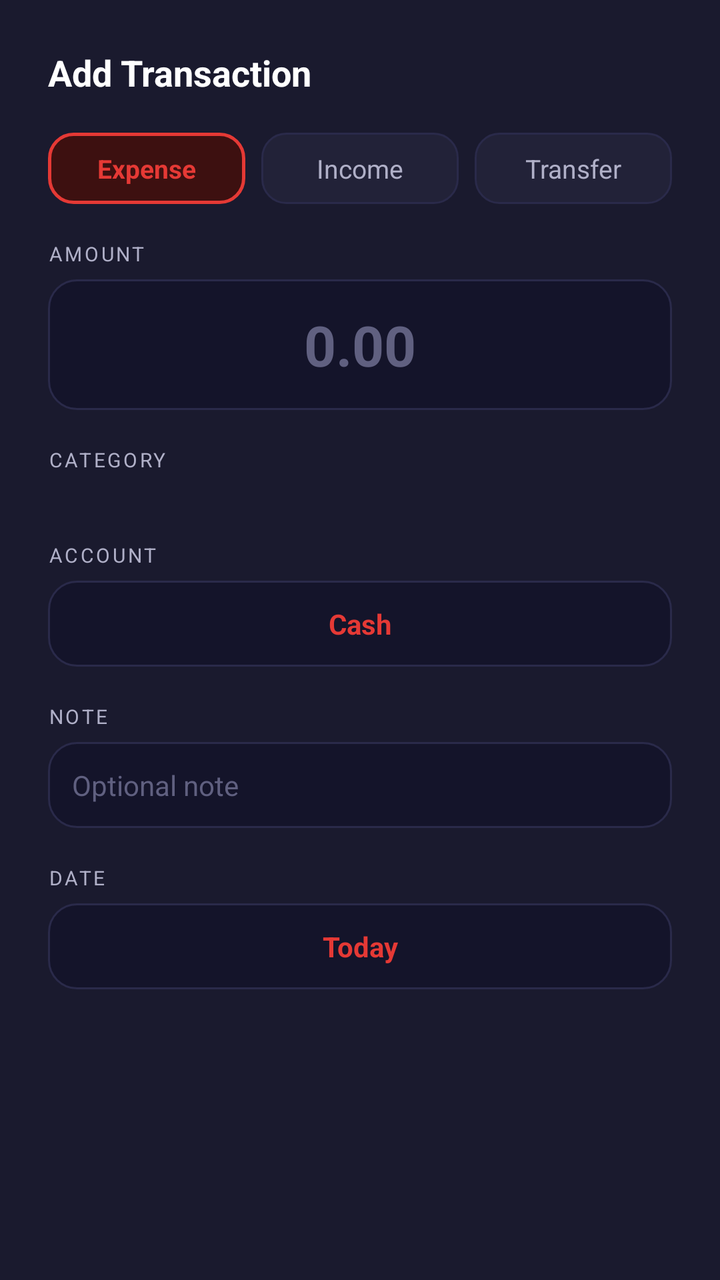
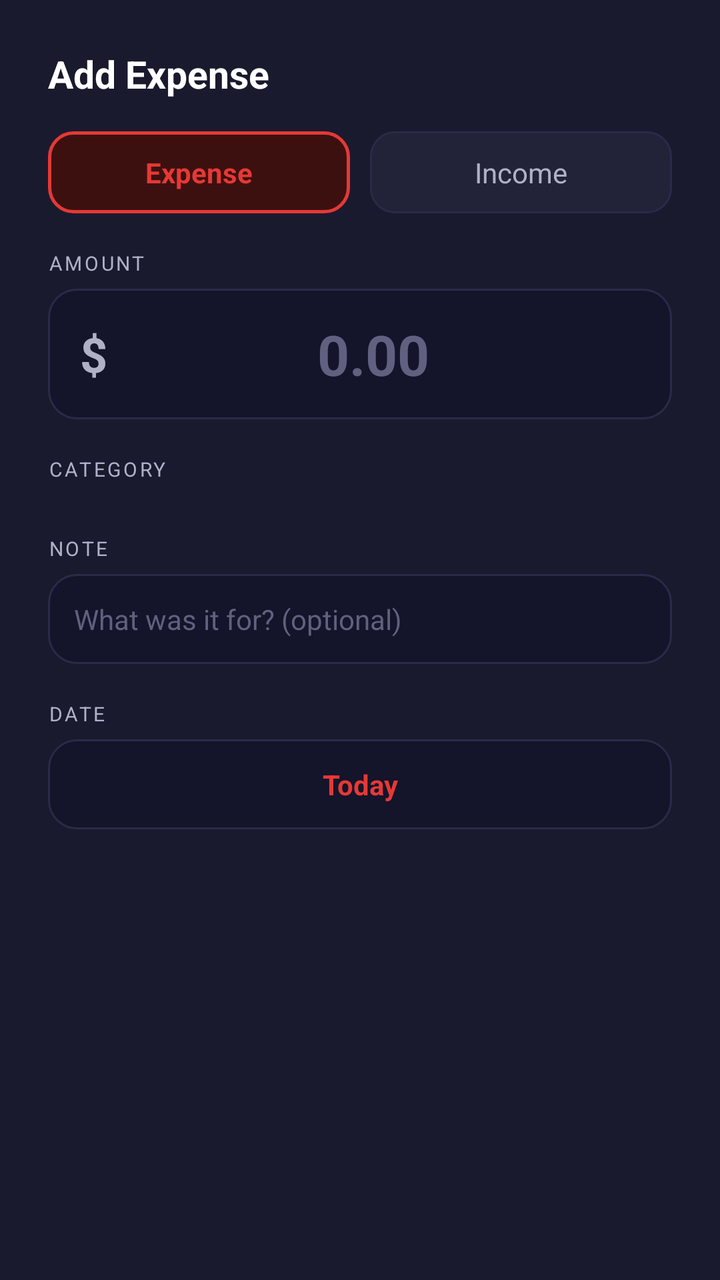

The first picture is an Android layout as it rendered before a commit; the second is the same layout after the commit. The layout source and the unified diff follow.
<!-- AndroidManifest.xml: application theme Theme.AllInOne -->
<!-- res/layout/dialog_add_expense.xml -->
<?xml version="1.0" encoding="utf-8"?>
<ScrollView
    xmlns:android="http://schemas.android.com/apk/res/android"
    android:layout_width="match_parent"
    android:layout_height="wrap_content"
    android:background="@color/bg_card">

    <LinearLayout
        android:layout_width="match_parent"
        android:layout_height="wrap_content"
        android:orientation="vertical"
        android:padding="24dp">

        <TextView
            android:id="@+id/tv_dialog_title"
            android:layout_width="wrap_content"
            android:layout_height="wrap_content"
            android:text="Add Transaction"
            android:textColor="@color/text_primary"
            android:textSize="18sp"
            android:textStyle="bold"
            android:layout_marginBottom="18dp" />

        
        <LinearLayout
            android:layout_width="match_parent"
            android:layout_height="wrap_content"
            android:orientation="horizontal"
            android:layout_marginBottom="18dp">

            <TextView
                android:id="@+id/tv_type_expense"
                android:layout_width="0dp"
                android:layout_height="wrap_content"
                android:layout_weight="1"
                android:layout_marginEnd="5dp"
                android:background="@drawable/bg_chip_selected"
                android:gravity="center"
                android:paddingVertical="9dp"
                android:text="Expense"
                android:textColor="@color/color_primary"
                android:textSize="13sp"
                android:textStyle="bold"
                android:clickable="true"
                android:focusable="true" />

            <TextView
                android:id="@+id/tv_type_income"
                android:layout_width="0dp"
                android:layout_height="wrap_content"
                android:layout_weight="1"
                android:layout_marginHorizontal="3dp"
                android:background="@drawable/bg_chip_unselected"
                android:gravity="center"
                android:paddingVertical="9dp"
                android:text="Income"
                android:textColor="@color/text_secondary"
                android:textSize="13sp"
                android:clickable="true"
                android:focusable="true" />

            <TextView
                android:id="@+id/tv_type_transfer"
                android:layout_width="0dp"
                android:layout_height="wrap_content"
                android:layout_weight="1"
                android:layout_marginStart="5dp"
                android:background="@drawable/bg_chip_unselected"
                android:gravity="center"
                android:paddingVertical="9dp"
                android:text="Transfer"
                android:textColor="@color/text_secondary"
                android:textSize="13sp"
                android:clickable="true"
                android:focusable="true" />
        </LinearLayout>

        
        <TextView
            android:layout_width="wrap_content"
            android:layout_height="wrap_content"
            android:text="AMOUNT"
            android:textColor="@color/text_secondary"
            android:textSize="10sp"
            android:letterSpacing="0.12"
            android:layout_marginBottom="6dp" />

        <EditText
            android:id="@+id/et_amount"
            android:layout_width="match_parent"
            android:layout_height="wrap_content"
            android:inputType="numberDecimal"
            android:hint="0.00"
            android:textColor="@color/text_primary"
            android:textColorHint="@color/text_hint"
            android:textSize="28sp"
            android:textStyle="bold"
            android:gravity="center"
            android:background="@drawable/bg_input_field"
            android:padding="14dp"
            android:layout_marginBottom="18dp" />

        
        <LinearLayout
            android:id="@+id/ll_category_section"
            android:layout_width="match_parent"
            android:layout_height="wrap_content"
            android:orientation="vertical">

            <TextView
                android:layout_width="wrap_content"
                android:layout_height="wrap_content"
                android:text="CATEGORY"
                android:textColor="@color/text_secondary"
                android:textSize="10sp"
                android:letterSpacing="0.12"
                android:layout_marginBottom="8dp" />

            <HorizontalScrollView
                android:layout_width="match_parent"
                android:layout_height="wrap_content"
                android:scrollbars="none"
                android:layout_marginBottom="18dp">

                <LinearLayout
                    android:id="@+id/ll_categories"
                    android:layout_width="wrap_content"
                    android:layout_height="wrap_content"
                    android:orientation="horizontal"
                    android:paddingVertical="4dp" />
            </HorizontalScrollView>
        </LinearLayout>

        
        <TextView
            android:id="@+id/tv_account_label"
            android:layout_width="wrap_content"
            android:layout_height="wrap_content"
            android:text="ACCOUNT"
            android:textColor="@color/text_secondary"
            android:textSize="10sp"
            android:letterSpacing="0.12"
            android:layout_marginBottom="6dp" />

        <TextView
            android:id="@+id/tv_account"
            android:layout_width="match_parent"
            android:layout_height="wrap_content"
            android:gravity="center"
            android:text="Cash"
            android:textColor="@color/color_primary"
            android:textSize="14sp"
            android:textStyle="bold"
            android:background="@drawable/bg_input_field"
            android:padding="12dp"
            android:layout_marginBottom="18dp"
            android:clickable="true"
            android:focusable="true"
            android:foreground="?attr/selectableItemBackground" />

        
        <LinearLayout
            android:id="@+id/ll_to_account_row"
            android:layout_width="match_parent"
            android:layout_height="wrap_content"
            android:orientation="vertical"
            android:visibility="gone">

            <TextView
                android:layout_width="wrap_content"
                android:layout_height="wrap_content"
                android:text="TO ACCOUNT"
                android:textColor="@color/text_secondary"
                android:textSize="10sp"
                android:letterSpacing="0.12"
                android:layout_marginBottom="6dp" />

            <TextView
                android:id="@+id/tv_to_account"
                android:layout_width="match_parent"
                android:layout_height="wrap_content"
                android:gravity="center"
                android:text="Select account"
                android:textColor="@color/color_primary"
                android:textSize="14sp"
                android:textStyle="bold"
                android:background="@drawable/bg_input_field"
                android:padding="12dp"
                android:layout_marginBottom="18dp"
                android:clickable="true"
                android:focusable="true"
                android:foreground="?attr/selectableItemBackground" />
        </LinearLayout>

        
        <TextView
            android:layout_width="wrap_content"
            android:layout_height="wrap_content"
            android:text="NOTE"
            android:textColor="@color/text_secondary"
            android:textSize="10sp"
            android:letterSpacing="0.12"
            android:layout_marginBottom="6dp" />

        <EditText
            android:id="@+id/et_note"
            android:layout_width="match_parent"
            android:layout_height="wrap_content"
            android:hint="Optional note"
            android:textColor="@color/text_primary"
            android:textColorHint="@color/text_hint"
            android:textSize="14sp"
            android:background="@drawable/bg_input_field"
            android:padding="12dp"
            android:layout_marginBottom="18dp"
            android:maxLines="2" />

        
        <TextView
            android:layout_width="wrap_content"
            android:layout_height="wrap_content"
            android:text="DATE"
            android:textColor="@color/text_secondary"
            android:textSize="10sp"
            android:letterSpacing="0.12"
            android:layout_marginBottom="6dp" />

        <TextView
            android:id="@+id/tv_selected_date"
            android:layout_width="match_parent"
            android:layout_height="wrap_content"
            android:gravity="center"
            android:text="Today"
            android:textColor="@color/color_primary"
            android:textSize="14sp"
            android:textStyle="bold"
            android:background="@drawable/bg_input_field"
            android:padding="12dp"
            android:clickable="true"
            android:focusable="true"
            android:foreground="?attr/selectableItemBackground" />

    </LinearLayout>
</ScrollView>
<!-- resources referenced by this layout -->
<resources>
  <color name="bg_card">#1A1A2E</color>
  <color name="color_primary">#E53935</color>
  <color name="text_hint">#606080</color>
  <color name="text_primary">#FFFFFF</color>
  <color name="text_secondary">#B0B0C8</color>
  <!-- drawable bg_chip_selected (drawable) -->
  <?xml version="1.0" encoding="utf-8"?>
  <shape xmlns:android="http://schemas.android.com/apk/res/android"
      android:shape="rectangle">
      <solid android:color="@color/chip_selected_bg" />
      <corners android:radius="12dp" />
      <stroke
          android:width="1.5dp"
          android:color="@color/color_primary" />
  </shape>
  <!-- drawable bg_chip_unselected (drawable) -->
  <?xml version="1.0" encoding="utf-8"?>
  <shape xmlns:android="http://schemas.android.com/apk/res/android"
      android:shape="rectangle">
      <solid android:color="@color/chip_bg" />
      <corners android:radius="12dp" />
      <stroke
          android:width="1dp"
          android:color="#2A2A4A" />
  </shape>
  <!-- drawable bg_input_field (drawable) -->
  <?xml version="1.0" encoding="utf-8"?>
  <shape xmlns:android="http://schemas.android.com/apk/res/android"
      android:shape="rectangle">
      <solid android:color="@color/bg_input" />
      <corners android:radius="14dp" />
      <stroke
          android:width="1dp"
          android:color="#2A2A4A" />
  </shape>
  <style name="Theme.AllInOne" parent="Base.Theme.AllInOne" />
  <color name="chip_selected_bg">#3D1010</color>
  <color name="chip_bg">#222238</color>
  <color name="bg_input">#14142A</color>
  <style name="Base.Theme.AllInOne" parent="Theme.Material3.Dark.NoActionBar">
          <item name="colorPrimary">@color/color_primary</item>
          <item name="colorOnPrimary">@color/white</item>
          <item name="colorPrimaryContainer">@color/color_primary_dark</item>
          <item name="colorOnPrimaryContainer">@color/white</item>
          <item name="colorSurface">@color/bg_surface</item>
          <item name="colorOnSurface">@color/text_primary</item>
          <item name="colorOnSurfaceVariant">@color/text_secondary</item>
          <item name="android:colorBackground">@color/bg_dark</item>
          <item name="android:windowBackground">@color/bg_dark</item>
          <item name="android:statusBarColor">@android:color/transparent</item>
          <item name="android:navigationBarColor">@android:color/transparent</item>
          <item name="android:windowLightStatusBar">false</item>
          <item name="android:windowLightNavigationBar">false</item>
      </style>
  <color name="white">#FFFFFFFF</color>
  <color name="color_primary_dark">#B71C1C</color>
  <color name="bg_surface">#10101E</color>
  <color name="bg_dark">#090912</color>
</resources>

<!-- the commit's change to res/layout/dialog_add_expense.xml (unified diff, before → after) -->
@@ -15,11 +15,11 @@
             android:id="@+id/tv_dialog_title"
             android:layout_width="wrap_content"
             android:layout_height="wrap_content"
-            android:text="Add Transaction"
+            android:text="Add Expense"
             android:textColor="@color/text_primary"
-            android:textSize="18sp"
+            android:textSize="19sp"
             android:textStyle="bold"
-            android:layout_marginBottom="18dp" />
+            android:layout_marginBottom="16dp" />
 
         
         <LinearLayout
@@ -36,10 +36,10 @@
                 android:layout_marginEnd="5dp"
                 android:background="@drawable/bg_chip_selected"
                 android:gravity="center"
-                android:paddingVertical="9dp"
+                android:paddingVertical="11dp"
                 android:text="Expense"
                 android:textColor="@color/color_primary"
-                android:textSize="13sp"
+                android:textSize="14sp"
                 android:textStyle="bold"
                 android:clickable="true"
                 android:focusable="true" />
@@ -49,28 +49,13 @@
                 android:layout_width="0dp"
                 android:layout_height="wrap_content"
                 android:layout_weight="1"
-                android:layout_marginHorizontal="3dp"
-                android:background="@drawable/bg_chip_unselected"
-                android:gravity="center"
-                android:paddingVertical="9dp"
-                android:text="Income"
-                android:textColor="@color/text_secondary"
-                android:textSize="13sp"
-                android:clickable="true"
-                android:focusable="true" />
-
-            <TextView
-                android:id="@+id/tv_type_transfer"
-                android:layout_width="0dp"
-                android:layout_height="wrap_content"
-                android:layout_weight="1"
                 android:layout_marginStart="5dp"
                 android:background="@drawable/bg_chip_unselected"
                 android:gravity="center"
-                android:paddingVertical="9dp"
-                android:text="Transfer"
+                android:paddingVertical="11dp"
+                android:text="Income"
                 android:textColor="@color/text_secondary"
-                android:textSize="13sp"
+                android:textSize="14sp"
                 android:clickable="true"
                 android:focusable="true" />
         </LinearLayout>
@@ -85,112 +70,56 @@
             android:letterSpacing="0.12"
             android:layout_marginBottom="6dp" />
 
-        <EditText
-            android:id="@+id/et_amount"
+        <LinearLayout
             android:layout_width="match_parent"
             android:layout_height="wrap_content"
-            android:inputType="numberDecimal"
-            android:hint="0.00"
-            android:textColor="@color/text_primary"
-            android:textColorHint="@color/text_hint"
-            android:textSize="28sp"
-            android:textStyle="bold"
-            android:gravity="center"
+            android:orientation="horizontal"
+            android:gravity="center_vertical"
             android:background="@drawable/bg_input_field"
-            android:padding="14dp"
-            android:layout_marginBottom="18dp" />
-
-        
-        <LinearLayout
-            android:id="@+id/ll_category_section"
-            android:layout_width="match_parent"
-            android:layout_height="wrap_content"
-            android:orientation="vertical">
+            android:paddingHorizontal="16dp"
+            android:layout_marginBottom="18dp">
 
             <TextView
+                android:id="@+id/tv_currency"
                 android:layout_width="wrap_content"
                 android:layout_height="wrap_content"
-                android:text="CATEGORY"
+                android:text="$"
                 android:textColor="@color/text_secondary"
-                android:textSize="10sp"
-                android:letterSpacing="0.12"
-                android:layout_marginBottom="8dp" />
+                android:textSize="24sp"
+                android:textStyle="bold" />
 
-            <HorizontalScrollView
-                android:layout_width="match_parent"
+            <EditText
+                android:id="@+id/et_amount"
+                android:layout_width="0dp"
                 android:layout_height="wrap_content"
-                android:scrollbars="none"
-                android:layout_marginBottom="18dp">
-
-                <LinearLayout
-                    android:id="@+id/ll_categories"
-                    android:layout_width="wrap_content"
-                    android:layout_height="wrap_content"
-                    android:orientation="horizontal"
-                    android:paddingVertical="4dp" />
-            </HorizontalScrollView>
+                android:layout_weight="1"
+                android:inputType="numberDecimal"
+                android:hint="0.00"
+                android:textColor="@color/text_primary"
+                android:textColorHint="@color/text_hint"
+                android:textSize="28sp"
+                android:textStyle="bold"
+                android:gravity="center"
+                android:background="@android:color/transparent"
+                android:paddingVertical="14dp" />
         </LinearLayout>
 
         
         <TextView
-            android:id="@+id/tv_account_label"
             android:layout_width="wrap_content"
             android:layout_height="wrap_content"
-            android:text="ACCOUNT"
+            android:text="CATEGORY"
             android:textColor="@color/text_secondary"
             android:textSize="10sp"
             android:letterSpacing="0.12"
-            android:layout_marginBottom="6dp" />
+            android:layout_marginBottom="8dp" />
 
-        <TextView
-            android:id="@+id/tv_account"
-            android:layout_width="match_parent"
-            android:layout_height="wrap_content"
-            android:gravity="center"
-            android:text="Cash"
-            android:textColor="@color/color_primary"
-            android:textSize="14sp"
-            android:textStyle="bold"
-            android:background="@drawable/bg_input_field"
-            android:padding="12dp"
-            android:layout_marginBottom="18dp"
-            android:clickable="true"
-            android:focusable="true"
-            android:foreground="?attr/selectableItemBackground" />
-
-        
         <LinearLayout
-            android:id="@+id/ll_to_account_row"
+            android:id="@+id/ll_categories"
             android:layout_width="match_parent"
             android:layout_height="wrap_content"
             android:orientation="vertical"
-            android:visibility="gone">
-
-            <TextView
-                android:layout_width="wrap_content"
-                android:layout_height="wrap_content"
-                android:text="TO ACCOUNT"
-                android:textColor="@color/text_secondary"
-                android:textSize="10sp"
-                android:letterSpacing="0.12"
-                android:layout_marginBottom="6dp" />
-
-            <TextView
-                android:id="@+id/tv_to_account"
-                android:layout_width="match_parent"
-                android:layout_height="wrap_content"
-                android:gravity="center"
-                android:text="Select account"
-                android:textColor="@color/color_primary"
-                android:textSize="14sp"
-                android:textStyle="bold"
-                android:background="@drawable/bg_input_field"
-                android:padding="12dp"
-                android:layout_marginBottom="18dp"
-                android:clickable="true"
-                android:focusable="true"
-                android:foreground="?attr/selectableItemBackground" />
-        </LinearLayout>
+            android:layout_marginBottom="18dp" />
 
         
         <TextView
@@ -206,13 +135,14 @@
             android:id="@+id/et_note"
             android:layout_width="match_parent"
             android:layout_height="wrap_content"
-            android:hint="Optional note"
+            android:hint="What was it for? (optional)"
             android:textColor="@color/text_primary"
             android:textColorHint="@color/text_hint"
             android:textSize="14sp"
             android:background="@drawable/bg_input_field"
-            android:padding="12dp"
+            android:padding="13dp"
             android:layout_marginBottom="18dp"
+            android:inputType="textCapSentences"
             android:maxLines="2" />
 
         
@@ -235,7 +165,7 @@
             android:textSize="14sp"
             android:textStyle="bold"
             android:background="@drawable/bg_input_field"
-            android:padding="12dp"
+            android:padding="13dp"
             android:clickable="true"
             android:focusable="true"
             android:foreground="?attr/selectableItemBackground" />
